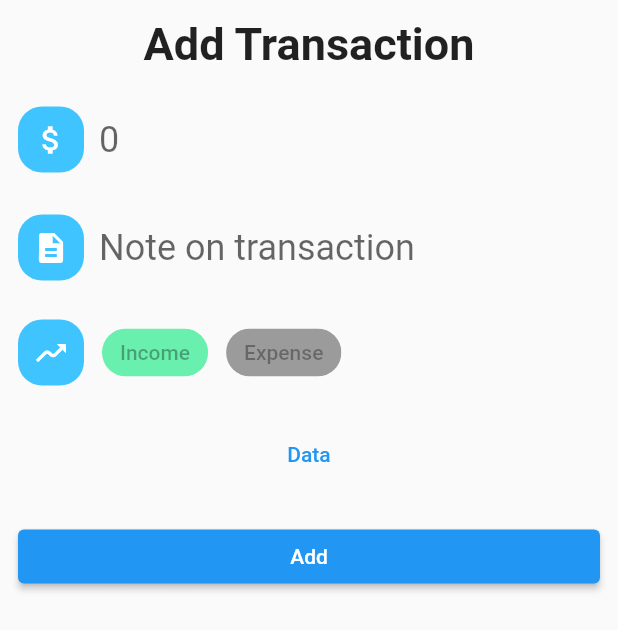
After one commit to ankitpsamrat/Flutter-hive-database, a Flutter app: the screen it shows after launch, after a tap on the "add" icon, on a phone screen of 412 x 824 dp. The commit adds this screen. Shown: the top 630 px of the screen. Run offline on Flutter 3.47's test engine with Material 2 defaults, Android fonts, the phone set to English and light mode, and no system bars.

Commit message:
first commit

```diff
--- /dev/null
+++ b/lib/pages/add_transaction.dart
@@ -0,0 +1,136 @@
+import 'package:flutter/material.dart';
+import 'package:flutter/services.dart';
+
+class AddTrasaction extends StatefulWidget {
+  const AddTrasaction({super.key});
+
+  @override
+  State<AddTrasaction> createState() => _AddTrasactionState();
+}
+
+class _AddTrasactionState extends State<AddTrasaction> {
+  @override
+  Widget build(BuildContext context) {
+    return Scaffold(
+      appBar: AppBar(
+        toolbarHeight: 0,
+      ),
+      body: ListView(
+        padding: const EdgeInsets.all(12),
+        children: [
+          const Text(
+            'Add Transaction',
+            textAlign: TextAlign.center,
+            style: TextStyle(
+              fontSize: 30,
+              fontWeight: FontWeight.w700,
+            ),
+          ),
+          const SizedBox(height: 20),
+          Row(
+            children: [
+              Container(
+                decoration: BoxDecoration(
+                  borderRadius: BorderRadius.circular(16),
+                  color: Colors.lightBlueAccent,
+                ),
+                padding: const EdgeInsets.all(10),
+                child: const Icon(
+                  Icons.attach_money,
+                  color: Colors.white,
+                  size: 24,
+                ),
+              ),
+              const SizedBox(width: 10),
+              Expanded(
+                child: TextField(
+                  inputFormatters: [FilteringTextInputFormatter.digitsOnly],
+                  keyboardType: TextInputType.number,
+                  textInputAction: TextInputAction.next,
+                  decoration: const InputDecoration(
+                    hintText: '0',
+                    border: InputBorder.none,
+                  ),
+                  style: const TextStyle(
+                    fontSize: 24,
+                  ),
+                ),
+              ),
+            ],
+          ),
+          const SizedBox(height: 20),
+          Row(
+            children: [
+              Container(
+                decoration: BoxDecoration(
+                  borderRadius: BorderRadius.circular(16),
+                  color: Colors.lightBlueAccent,
+                ),
+                padding: const EdgeInsets.all(10),
+                child: const Icon(
+                  Icons.description,
+                  color: Colors.white,
+                  size: 24,
+                ),
+              ),
+              const SizedBox(width: 10),
+              const Expanded(
+                child: TextField(
+                  // inputFormatters: [FilteringTextInputFormatter.digitsOnly],
+                  // keyboardType: TextInputType.number,
+                  textInputAction: TextInputAction.done,
+                  decoration: InputDecoration(
+                    hintText: 'Note on transaction',
+                    border: InputBorder.none,
+                  ),
+                  style: TextStyle(
+                    fontSize: 24,
+                  ),
+                  // maxLength: 20,
+                ),
+              ),
+            ],
+          ),
+          const SizedBox(height: 20),
+          Row(
+            children: [
+              Container(
+                decoration: BoxDecoration(
+                  borderRadius: BorderRadius.circular(16),
+                  color: Colors.lightBlueAccent,
+                ),
+                padding: const EdgeInsets.all(10),
+                child: const Icon(
+                  Icons.moving_sharp,
+                  color: Colors.white,
+                  size: 24,
+                ),
+              ),
+              const SizedBox(width: 12),
+              const ChoiceChip(
+                label: Text('Income'),
+                selectedColor: Colors.greenAccent,
+                selected: true,
+              ),
+              const SizedBox(width: 12),
+              const ChoiceChip(
+                label: Text('Expense'),
+                selected: false,
+              ),
+            ],
+          ),
+          const SizedBox(height: 20),
+          TextButton(
+            onPressed: () {},
+            child: Text('Data'),
+          ),
+          const SizedBox(height: 20),
+          ElevatedButton(
+            onPressed: () {},
+            child: Text('Add'),
+          ),
+        ],
+      ),
+    );
+  }
+}
--- /dev/null
+++ b/lib/pages/home_page.dart
@@ -0,0 +1,41 @@
+import 'package:flutter/material.dart';
+import 'package:hive_database/pages/add_transaction.dart';
+
+class HomePage extends StatefulWidget {
+  const HomePage({super.key});
+
+  @override
+  State<HomePage> createState() => _HomePageState();
+}
+
+class _HomePageState extends State<HomePage> {
+  @override
+  Widget build(BuildContext context) {
+    return Scaffold(
+      appBar: AppBar(
+        toolbarHeight: 0,
+      ),
+      body: const Center(
+        child: Text('No data'),
+      ),
+      floatingActionButtonLocation: FloatingActionButtonLocation.centerFloat,
+      floatingActionButton: FloatingActionButton(
+        backgroundColor: Colors.purpleAccent,
+        shape: RoundedRectangleBorder(
+          borderRadius: BorderRadius.circular(16),
+        ),
+        onPressed: () {
+          Navigator.of(context).push(
+            MaterialPageRoute(
+              builder: (context) => AddTrasaction(),
+            ),
+          );
+        },
+        child: const Icon(
+          Icons.add,
+          size: 32,
+        ),
+      ),
+    );
+  }
+}
```
Also changed, not shown: lib/main.dart (+9 -177 lines), 37 other files.
